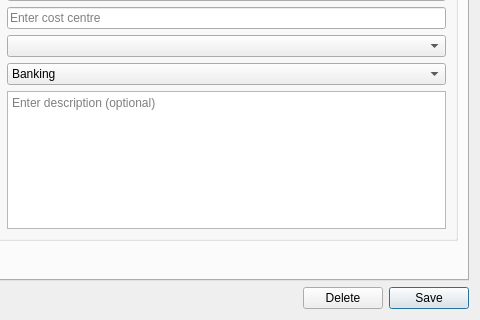
The window that projects/ores.qt/ui/BookDetailDialog.ui (OreStudio/OreStudio) describes before a commit, drawn with Qt 5; both pictures show x 120 to 600 and y 180 to 500 of the 600 by 500 pixel window.
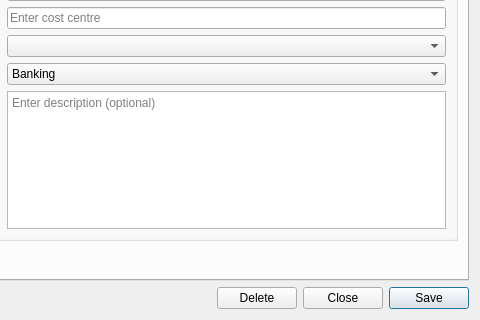
The same window after the commit. Custom widgets are drawn as their Qt base class.

Commit message: [qt] Remove toolbars from detail dialogs; add Close button throughout

```diff
--- a/projects/ores.qt/ui/BookDetailDialog.ui
+++ b/projects/ores.qt/ui/BookDetailDialog.ui
@@ -215,6 +215,13 @@
        </property>
       </widget>
      </item>
+     <item>
+      <widget class="QPushButton" name="closeButton">
+       <property name="text">
+        <string>Close</string>
+       </property>
+      </widget>
+     </item>
      <item>
       <widget class="QPushButton" name="saveButton">
        <property name="text">
```
The commit also changes 201 other files.
